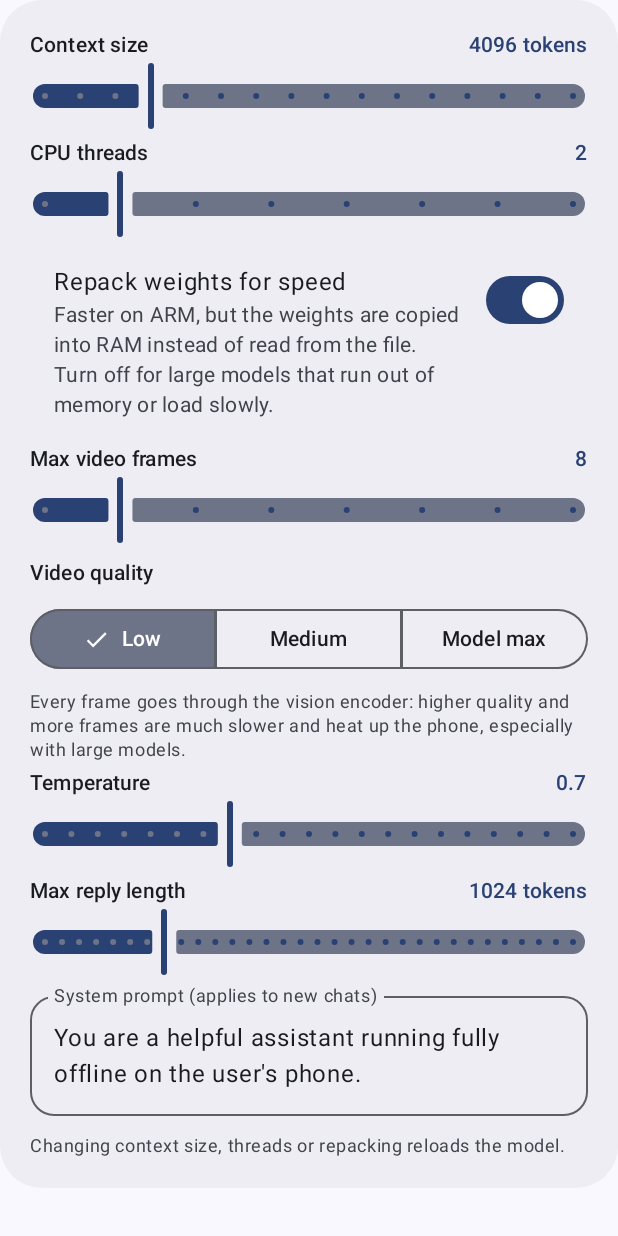
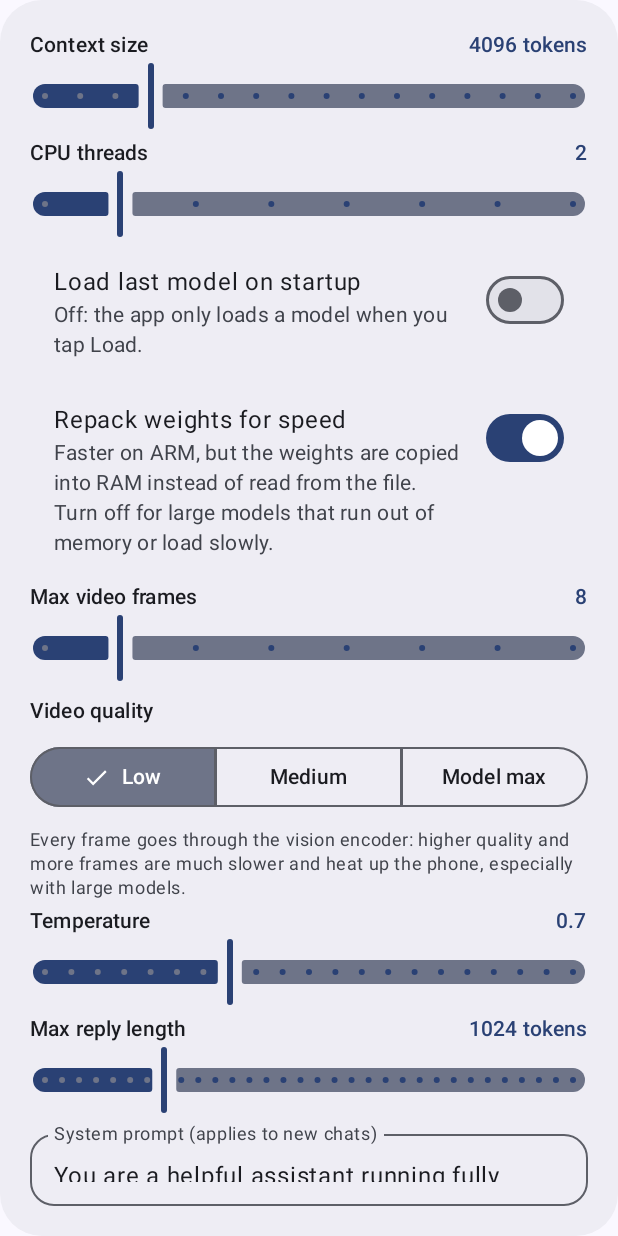
Before and after one commit to HarryL0L/testing-purpose-only, an Android app built with Jetpack Compose: the composable SettingsCard shown on its own in the app's theme, after a tap on "Medium", on a phone screen of 412 x 824 dp. Run offline under Robolectric (Android 15) with nearby library versions, the phone set to English and light mode, and no system bars; network calls fail; pictures from the network do not load; 9 statements that could not run were skipped.

Commit message:
Only load models when asked; add unload button
- No automatic load on start (opt-in "Load last model on startup" setting,
  off by default) and none after a download finishes.
- "Load <last model>" in the empty state and a banner in open chats.
- Eject button in the top bar unloads the model (chat is kept and restored
  when a model is loaded again).
- Settings that need a reload only reload an already loaded model.

Co-Authored-By: Claude Opus 5.5 <noreply@anthropic.com>
Claude-Session: https://claude.ai/code/session_01XbS7tTws6dFrL8a4ZUrkxc

```diff
--- a/app/src/main/java/io/github/harryl0l/llamachat/data/Settings.kt
+++ b/app/src/main/java/io/github/harryl0l/llamachat/data/Settings.kt
@@ -21,6 +21,8 @@ data class AppSettings(
     val thinking: Boolean = true,
     /** CPU weight repacking: faster, but large models need more RAM (weights leave the mmapped file) */
     val repack: Boolean = true,
+    /** load the last used model when the app starts (off: only load when the user asks) */
+    val autoLoad: Boolean = false,
     val linkedFolders: Set<String> = emptySet(),
     val contextSize: Int = 4096,
     val threads: Int = defaultThreads(),
@@ -53,6 +55,7 @@ class SettingsStore(private val context: Context) {
         val system = stringPreferencesKey("system")
         val thinking = booleanPreferencesKey("thinking")
         val repack = booleanPreferencesKey("repack")
+        val autoLoad = booleanPreferencesKey("auto_load")
         val folders = stringSetPreferencesKey("folders")
     }
 
@@ -63,6 +66,7 @@ class SettingsStore(private val context: Context) {
             mmprojPath = p[K.mmproj],
             thinking = p[K.thinking] ?: d.thinking,
             repack = p[K.repack] ?: d.repack,
+            autoLoad = p[K.autoLoad] ?: d.autoLoad,
             linkedFolders = p[K.folders] ?: d.linkedFolders,
             contextSize = p[K.ctx] ?: d.contextSize,
             threads = p[K.threads] ?: d.threads,
@@ -101,6 +105,7 @@ class SettingsStore(private val context: Context) {
             p[K.system] = n.systemPrompt
             p[K.thinking] = n.thinking
             p[K.repack] = n.repack
+            p[K.autoLoad] = n.autoLoad
             p[K.folders] = n.linkedFolders
         }
     }
--- a/app/src/main/java/io/github/harryl0l/llamachat/ui/models/ModelsScreen.kt
+++ b/app/src/main/java/io/github/harryl0l/llamachat/ui/models/ModelsScreen.kt
@@ -123,7 +123,7 @@ fun ModelsScreen(vm: ChatViewModel, onBack: () -> Unit) {
                     downloaded = vm.repo.isDownloaded(preset),
                     active = settings.modelPath == vm.repo.presetFiles(preset).first.absolutePath,
                     download = vm.downloads[preset.id],
-                    onDownload = { vm.download(preset); waitingForLoad = true },
+                    onDownload = { vm.download(preset) },
                     onUse = { vm.loadPreset(preset); waitingForLoad = true },
                 )
             }
@@ -346,6 +346,17 @@ private fun SettingsCard(settings: AppSettings, vm: ChatViewModel) {
                 vm.updateSettings(reloadNeeded = true) { it.copy(threads = v.roundToInt()) }
             }
             ListItem(
+                headlineContent = { Text("Load last model on startup") },
+                supportingContent = { Text("Off: the app only loads a model when you tap Load.") },
+                trailingContent = {
+                    Switch(
+                        checked = settings.autoLoad,
+                        onCheckedChange = { on -> vm.updateSettings(reloadNeeded = false) { it.copy(autoLoad = on) } },
+                    )
+                },
+                colors = ListItemDefaults.colors(containerColor = MaterialTheme.colorScheme.surfaceContainer),
+            )
+            ListItem(
                 headlineContent = { Text("Repack weights for speed") },
                 supportingContent = {
                     Text(
```
Also changed, not shown: app/src/main/java/io/github/harryl0l/llamachat/ChatViewModel.kt (+39 -3 lines), app/src/main/java/io/github/harryl0l/llamachat/ui/chat/ChatScreen.kt (+63 -4 lines), 1 other file.
